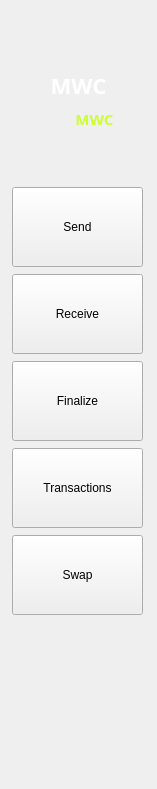
Before: the Qt Designer form core_desktop/mwctoolbar.ui in 0xkobe/mwc-wallet, drawn with Qt 5.
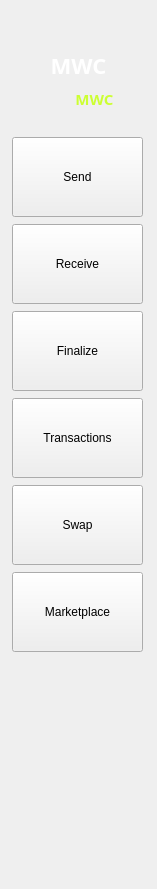
After: the same form once the commit is applied. Icons and pictures are not drawn.

Diff of the .ui file:
```diff
--- a/core_desktop/mwctoolbar.ui
+++ b/core_desktop/mwctoolbar.ui
@@ -7,7 +7,7 @@
     <x>0</x>
     <y>0</y>
     <width>157</width>
-    <height>789</height>
+    <height>889</height>
    </rect>
   </property>
   <property name="minimumSize">
@@ -28,7 +28,7 @@
   <property name="styleSheet">
    <string notr="true"/>
   </property>
-  <layout class="QVBoxLayout" name="verticalLayout_4" stretch="0,0,0,0,1">
+  <layout class="QVBoxLayout" name="verticalLayout_4" stretch="0,0,0,1">
    <property name="spacing">
     <number>5</number>
    </property>
@@ -36,35 +36,11 @@
     <number>0</number>
    </property>
    <property name="topMargin">
-    <number>15</number>
-   </property>
-   <property name="rightMargin">
-    <number>0</number>
-   </property>
-   <property name="bottomMargin">
-    <number>0</number>
-   </property>
-   <item>
-    <spacer name="verticalSpacer_2">
-     <property name="orientation">
-      <enum>Qt::Vertical</enum>
-     </property>
-     <property name="sizeType">
-      <enum>QSizePolicy::Fixed</enum>
-     </property>
-     <property name="sizeHint" stdset="0">
-      <size>
-       <width>20</width>
-       <height>10</height>
-      </size>
-     </property>
-    </spacer>
-   </item>
-   <item>
-    <layout class="QVBoxLayout" name="verticalLayout">
-     <property name="spacing">
       <number>20</number>
      </property>
+   <property name="rightMargin">
+    <number>0</number>
+   </property>
      <item>
       <layout class="QHBoxLayout" name="horizontalLayout">
        <item>
@@ -130,6 +106,11 @@
       </layout>
      </item>
      <item>
+    <layout class="QVBoxLayout" name="verticalLayout">
+     <property name="spacing">
+      <number>20</number>
+     </property>
+     <item>
       <widget class="QLabel" name="totalMwc">
        <property name="sizePolicy">
         <sizepolicy hsizetype="Preferred" vsizetype="Fixed">
@@ -337,22 +318,6 @@
      </item>
     </layout>
    </item>
-   <item>
-    <spacer name="verticalSpacer">
-     <property name="orientation">
-      <enum>Qt::Vertical</enum>
-     </property>
-     <property name="sizeType">
-      <enum>QSizePolicy::Minimum</enum>
-     </property>
-     <property name="sizeHint" stdset="0">
-      <size>
-       <width>20</width>
-       <height>50</height>
-      </size>
-     </property>
-    </spacer>
-   </item>
    <item>
     <layout class="QVBoxLayout" name="verticalLayout_2">
      <property name="spacing">
@@ -361,6 +326,9 @@
      <property name="leftMargin">
       <number>12</number>
      </property>
+     <property name="topMargin">
+      <number>20</number>
+     </property>
      <property name="rightMargin">
       <number>12</number>
      </property>
@@ -600,6 +568,54 @@
        </property>
       </widget>
      </item>
+     <item>
+      <widget class="QToolButton" name="swapMarketplaceToolButton">
+       <property name="minimumSize">
+        <size>
+         <width>131</width>
+         <height>80</height>
+        </size>
+       </property>
+       <property name="maximumSize">
+        <size>
+         <width>131</width>
+         <height>80</height>
+        </size>
+       </property>
+       <property name="cursor">
+        <cursorShape>PointingHandCursor</cursorShape>
+       </property>
+       <property name="focusPolicy">
+        <enum>Qt::TabFocus</enum>
+       </property>
+       <property name="toolTip">
+        <string>Peer to peer Atomic Swaps</string>
+       </property>
+       <property name="text">
+        <string notr="true">Marketplace</string>
+       </property>
+       <property name="icon">
+        <iconset>
+         <normalon>:/img/marketplace@2x.png</normalon>
+        </iconset>
+       </property>
+       <property name="iconSize">
+        <size>
+         <width>45</width>
+         <height>29</height>
+        </size>
+       </property>
+       <property name="checkable">
+        <bool>true</bool>
+       </property>
+       <property name="toolButtonStyle">
+        <enum>Qt::ToolButtonTextUnderIcon</enum>
+       </property>
+       <property name="autoRaise">
+        <bool>false</bool>
+       </property>
+      </widget>
+     </item>
      <item>
       <spacer name="verticalSpacer_3">
        <property name="orientation">
```
Lines whose indentation alone changed are shown as unchanged.
